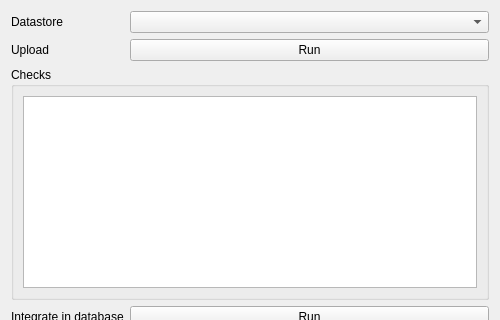
Above: vectiler/gui/qwp_upload_creation.ui from JulesGrillot/plugin-qgis-geoplateforme before the change; both pictures show x 0 to 500 and y 0 to 320 of the 500 by 484 pixel window. Below: the same form after it.
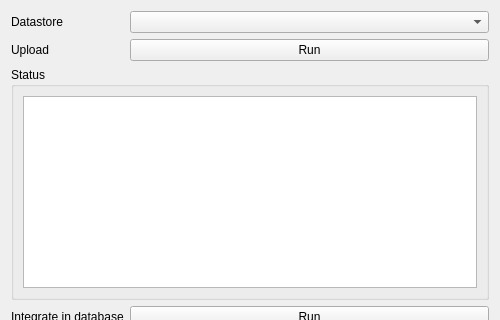
That is the form after the change. Custom widgets are drawn as their Qt base class.

The edit to the form file:
```diff
--- a/vectiler/gui/qwp_upload_creation.ui
+++ b/vectiler/gui/qwp_upload_creation.ui
@@ -17,7 +17,7 @@
    <item row="3" column="0" colspan="2">
     <widget class="QgsCollapsibleGroupBox" name="gp_executions">
      <property name="title">
-      <string>Checks</string>
+      <string>Status</string>
      </property>
      <layout class="QGridLayout" name="gridLayout_2">
       <item row="0" column="0">
```
Left out of the diff: 2 changed lines with no effect on the pictures.
